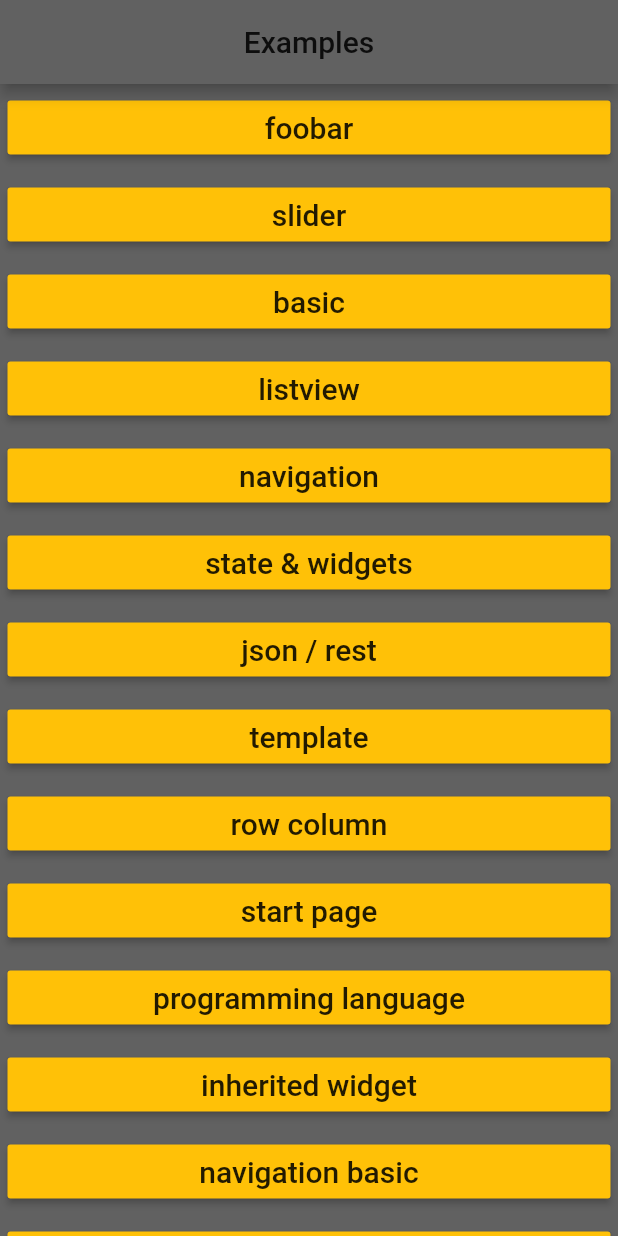
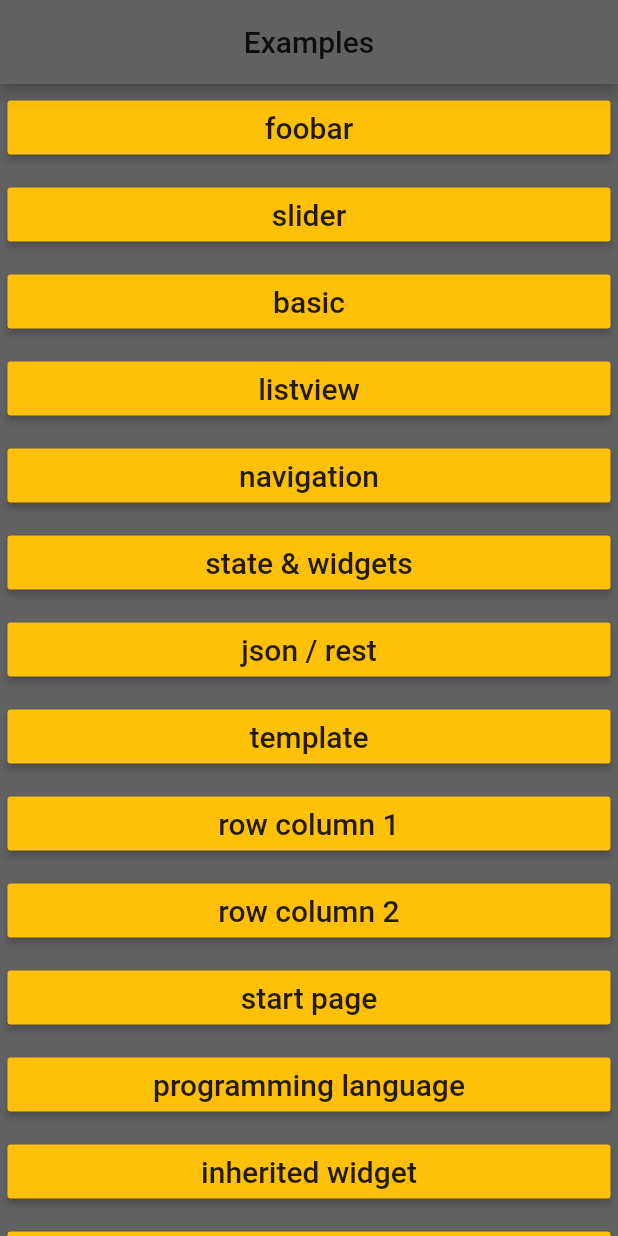
Before and after one commit to leventarican/cookbook-flutter, a Flutter app: the screen it shows after launch, on a phone screen of 412 x 824 dp. Run offline on Flutter 3.47's test engine with Material 2 defaults, Android fonts, the phone set to English and light mode, and no system bars; our stand-ins replace font_awesome_flutter.

Commit message:
filesystem access

```diff
--- a/refresh/lib/examples/foobar.dart
+++ b/refresh/lib/examples/row_column_2_example.dart
@@ -1,12 +1,11 @@
 import 'package:flutter/material.dart';
-import 'dart:math' as math;
 
-class Foobar extends StatefulWidget {
+class RowColumn2Example extends StatefulWidget {
   @override
-  _FoobarState createState() => _FoobarState();
+  _RowColumn2ExampleState createState() => _RowColumn2ExampleState();
 }
 
-class _FoobarState extends State<Foobar> {
+class _RowColumn2ExampleState extends State<RowColumn2Example> {
   @override
   Widget build(BuildContext context) {
     return MaterialApp(
@@ -20,7 +19,9 @@ class _FoobarState extends State<Foobar> {
           title: Text('foobar'),
           leading: IconButton(
             icon: Icon(Icons.menu),
-            onPressed: () {},
+            onPressed: () {
+              debugPrint('orientation: ${MediaQuery.of(context).orientation}');
+            },
           ),
           actions: <Widget>[
             IconButton(
--- a/refresh/lib/main.dart
+++ b/refresh/lib/main.dart
@@ -7,7 +7,7 @@ import 'package:refresh/examples/animation_example.dart';
 import 'package:refresh/examples/basic_example.dart';
 import 'package:refresh/examples/custom_painter_animated_example.dart';
 import 'package:refresh/examples/custom_painter_example.dart';
-import 'package:refresh/examples/foobar.dart';
+import 'package:refresh/examples/row_column_2_example.dart';
 import 'package:refresh/examples/gridview_example.dart';
 import 'package:refresh/examples/gridview_model_example.dart';
 import 'package:refresh/examples/inherited_widget_example.dart';
@@ -20,6 +20,7 @@ import 'package:refresh/examples/slider_example.dart';
 import 'package:refresh/examples/widgets_example.dart';
 import 'package:refresh/examples/slivers_example.dart';
 import 'package:refresh/examples/stateless_example.dart';
+import 'package:refresh/foobar.dart';
 
 import './pages/start_page.dart';
 import './pages/programminglanguage_page.dart';
@@ -91,8 +92,12 @@ class _StartState extends State<Start> {
             action: () => clicked(Template()),
           ),
           MenuButton(
-            name: 'row column',
+            name: 'row column 1',
             action: () => clicked(RowColumnExample()),
+          ),
+          MenuButton(
+            name: 'row column 2',
+            action: () => clicked(RowColumn2Example()),
           ),
           MenuButton(
             name: 'start page',
--- a/refresh/pubspec.yaml
+++ b/refresh/pubspec.yaml
@@ -34,6 +34,9 @@ dependencies:
 
   # maps example
   google_maps_flutter: ^0.5.27+3
+
+  # for filesystem: file, folder, ...
+  path_provider: ^1.6.11
 
 dev_dependencies:
   flutter_test:
```
Also changed, not shown: refresh/lib/foobar.dart (added, +82 -0 lines), refresh/pubspec.lock.
